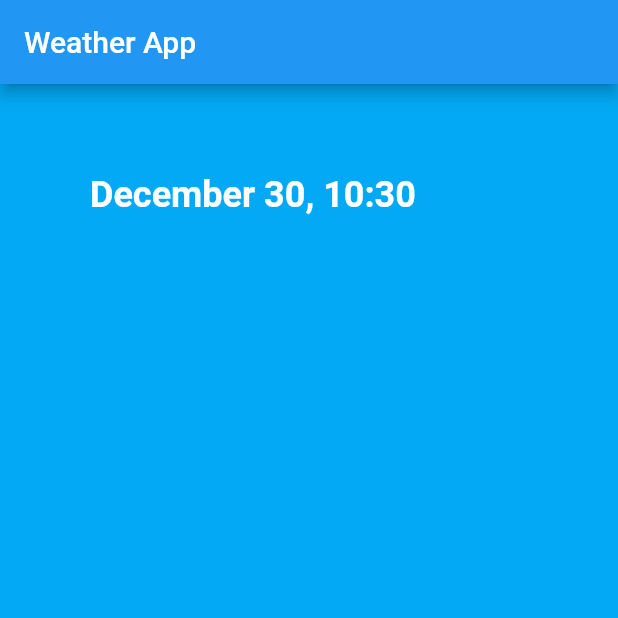
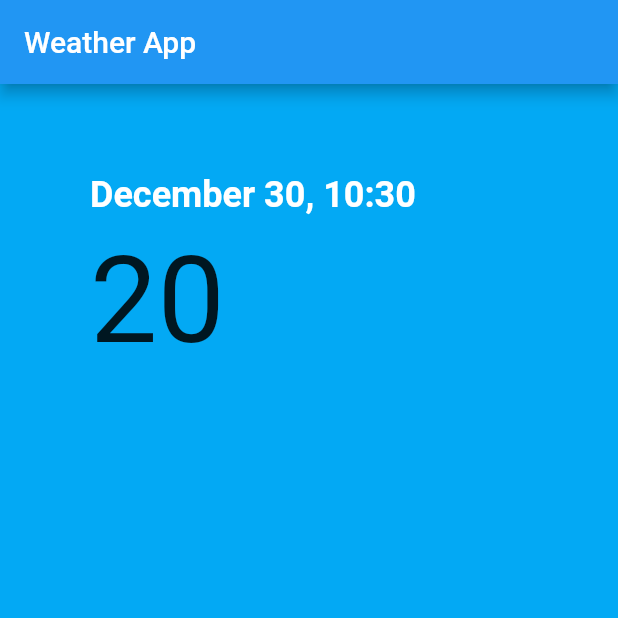
Before and after one commit to ashenmalaka/Flutter_Weather_APP, a Flutter app: the screen it shows after launch, on a phone screen of 412 x 824 dp, the top half of it. Run offline on Flutter 3.47's test engine with Material 2 defaults, Android fonts, the phone set to English and light mode, and no system bars.

Commit message:
Added new row for temperature

```diff
--- a/weather_app/lib/ui/Weather.dart
+++ b/weather_app/lib/ui/Weather.dart
@@ -15,12 +15,30 @@ class Weather extends StatelessWidget{
           )
       ),
     );
+
+    Widget tempSection = Container(
+      padding: EdgeInsets.symmetric(
+        vertical: 10.0,
+       ),
+      child: Row(
+        crossAxisAlignment: CrossAxisAlignment.start,
+        children: <Widget>[
+          Text('20',
+            style: TextStyle(
+              fontSize: 80.0,
+            ),
+          )
+        ],
+       )
+
+      );
     return Container(
       padding: const EdgeInsets.all(60.0),
       child: Column(
         crossAxisAlignment: CrossAxisAlignment.start,
         children: <Widget>[
-          dataSection
+          dataSection,
+          tempSection
          ],
         ),
     );
```
